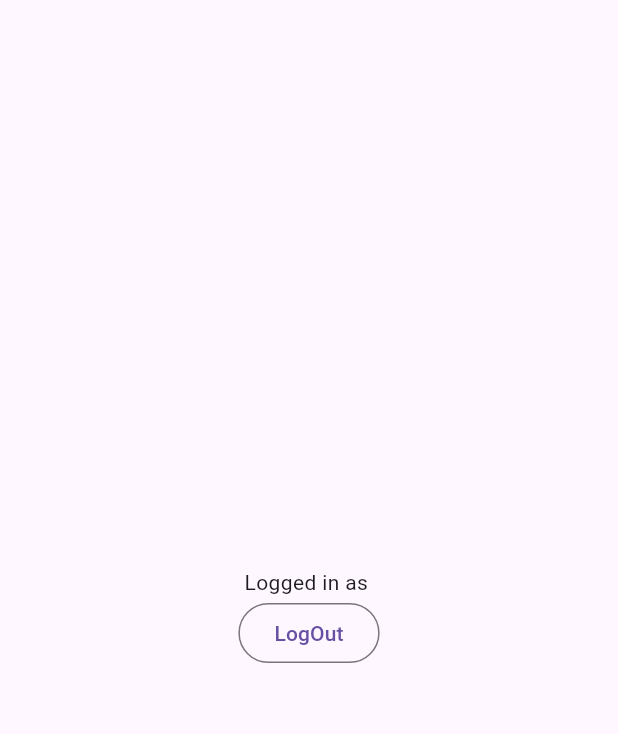
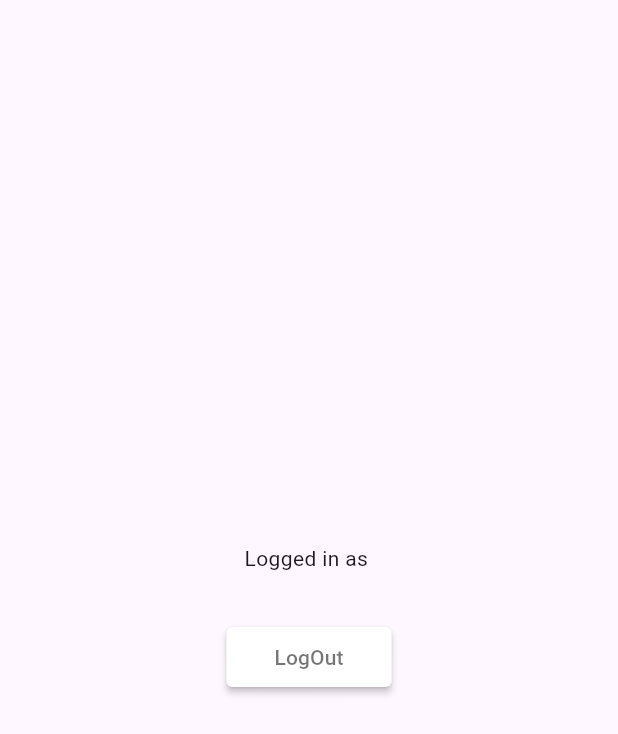
Before and after one commit to LukasAppAkademie/fb_auth_example, a Flutter app: the screen it shows once a user with an empty profile is signed in, after a tap on "LogOut", on a phone screen of 412 x 824 dp. Shown: the top 734 px of the screen. Run offline on Flutter 3.47's test engine with Material 3 defaults, Android fonts, the phone set to English and light mode, and no system bars; our stand-ins replace firebase_auth, firebase_core, flutter_signin_button, google_sign_in; accounts and stored records are empty; generated files the repository leaves out were written again; network calls fail.

Commit message:
Refactored button to look better.

```diff
--- a/lib/features/home/presentation/home_screen.dart
+++ b/lib/features/home/presentation/home_screen.dart
@@ -1,5 +1,6 @@
 import 'package:flutter/material.dart';
 import 'package:tut_login_app_example/features/login/data/login_repository.dart';
+import 'package:tut_login_app_example/features/login/presentation/almost_google_button.dart';
 
 class HomeScreen extends StatelessWidget {
   const HomeScreen({super.key, required this.repository});
@@ -14,7 +15,8 @@ class HomeScreen extends StatelessWidget {
       mainAxisAlignment: MainAxisAlignment.center,
       children: [
         Center(child: Text("Logged in as ${user?.email}")),
-        OutlinedButton(
+        SizedBox(height: 32),
+        AlmostGoogleButton(
             onPressed: () => repository.logoutUser(),
             child: const Text("LogOut"))
       ],
--- /dev/null
+++ b/lib/features/login/presentation/almost_google_button.dart
@@ -0,0 +1,30 @@
+import 'package:flutter/material.dart';
+
+class AlmostGoogleButton extends StatelessWidget {
+  const AlmostGoogleButton({
+    super.key,
+    required this.onPressed,
+    required this.child,
+  });
+
+  final VoidCallback onPressed;
+  final Widget child;
+
+  @override
+  Widget build(BuildContext context) {
+    return ElevatedButton(
+      onPressed: onPressed,
+      style: ElevatedButton.styleFrom(
+          backgroundColor: Colors.white,
+          foregroundColor: Colors.black54,
+          padding: EdgeInsets.symmetric(
+            horizontal: 32,
+          ),
+          shape: RoundedRectangleBorder(
+            borderRadius: BorderRadius.circular(4),
+          ),
+          elevation: 2),
+      child: child,
+    );
+  }
+}
--- a/lib/features/login/presentation/login_screen.dart
+++ b/lib/features/login/presentation/login_screen.dart
@@ -3,6 +3,7 @@ import 'dart:developer' as dev;
 import 'package:flutter/material.dart';
 import 'package:flutter_signin_button/flutter_signin_button.dart';
 import 'package:tut_login_app_example/features/login/data/login_repository.dart';
+import 'package:tut_login_app_example/features/login/presentation/almost_google_button.dart';
 
 class LoginScreen extends StatefulWidget {
   const LoginScreen({super.key, required this.repository});
@@ -37,7 +38,7 @@ class _LoginScreenState extends State<LoginScreen> {
   Widget build(BuildContext context) {
     return Scaffold(
       body: Padding(
-        padding: const EdgeInsets.all(20.0),
+        padding: const EdgeInsets.all(32.0),
         child: Column(
           mainAxisAlignment: MainAxisAlignment.center,
           children: [
@@ -47,7 +48,7 @@ class _LoginScreenState extends State<LoginScreen> {
                 labelText: 'Email',
               ),
             ),
-            const SizedBox(height: 20.0),
+            const SizedBox(height: 32.0),
             TextField(
               controller: passwordController,
               decoration: const InputDecoration(
@@ -56,6 +57,31 @@ class _LoginScreenState extends State<LoginScreen> {
               obscureText: true,
             ),
             const SizedBox(height: 20.0),
+            AlmostGoogleButton(
+              onPressed: () {
+                String mail = mailController.text.trim();
+                String password = passwordController.text.trim();
+
+                widget.repository.loginUser(mail, password);
+              },
+              child: const Text('Login'),
+            ),
+            AlmostGoogleButton(
+              onPressed: () {
+                String mail = mailController.text.trim();
+                String password = passwordController.text.trim();
+                widget.repository.signUp(mail, password);
+              },
+              child: const Text("SignUp"),
+            ),
+            AlmostGoogleButton(
+              onPressed: () {
+                String mail = mailController.text.trim();
+                widget.repository.resetPassword(mail);
+              },
+              child: const Text("Reset Password"),
+            ),
+            SizedBox(height: 32),
             SignInButton(
               Buttons.Google,
               mini: false,
@@ -68,28 +94,6 @@ class _LoginScreenState extends State<LoginScreen> {
                 }
               },
             ),
-            ElevatedButton(
-              onPressed: () {
-                String mail = mailController.text.trim();
-                String password = passwordController.text.trim();
-
-                widget.repository.loginUser(mail, password);
-              },
-              child: const Text('Login'),
-            ),
-            ElevatedButton(
-                onPressed: () {
-                  String mail = mailController.text.trim();
-                  String password = passwordController.text.trim();
-                  widget.repository.signUp(mail, password);
-                },
-                child: const Text("SignUp")),
-            ElevatedButton(
-                onPressed: () {
-                  String mail = mailController.text.trim();
-                  widget.repository.resetPassword(mail);
-                },
-                child: const Text("Reset Password"))
           ],
         ),
       ),
```
